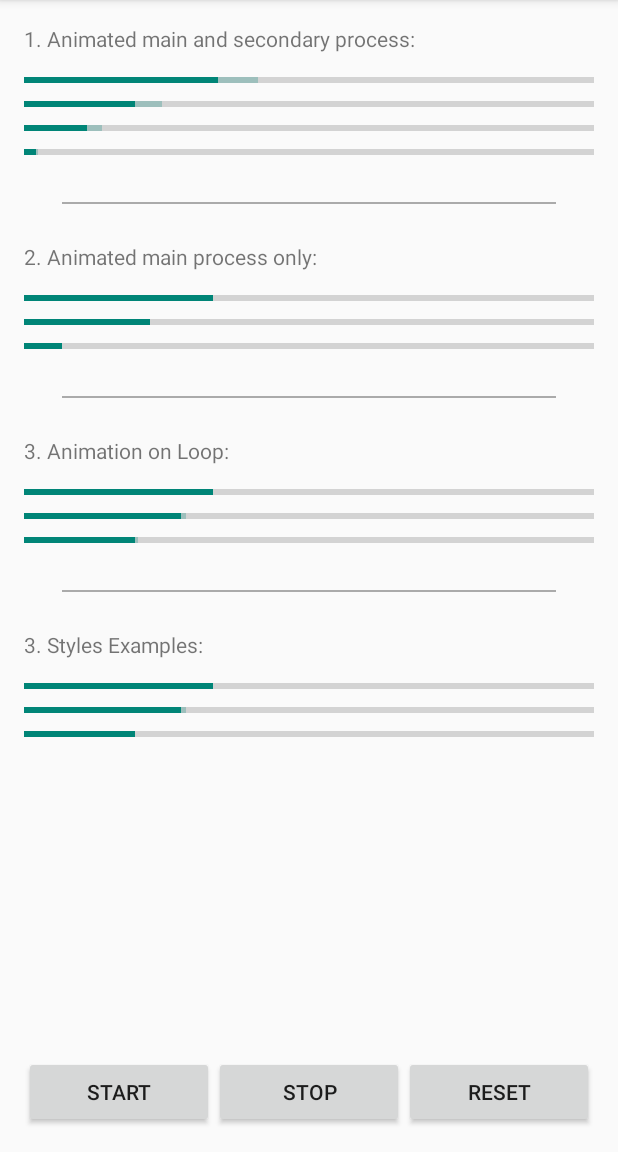
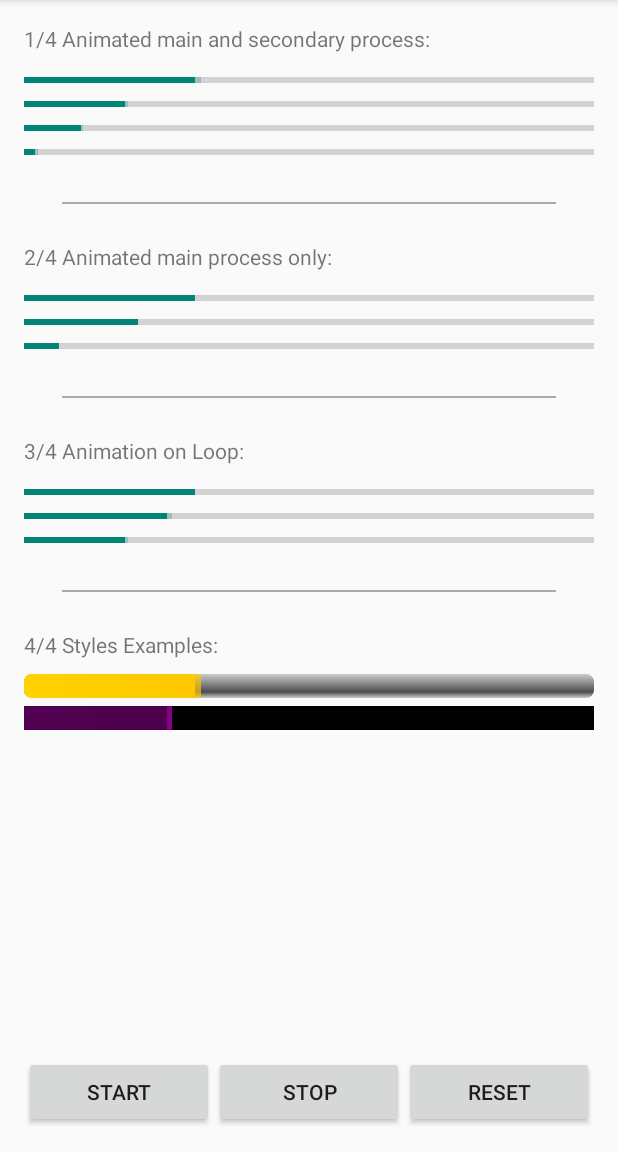
Before and after one commit to DroidCoder/AnimatedProgressBar, an Android app: the screen it shows after launch (SampleActivity), on a phone screen of 412 x 824 dp, the part 84-1236 px from its top. Run offline under Robolectric (Android 15) with nearby library versions, the phone set to English and light mode, and no system bars.

Commit message:
Add more samples

```diff
--- a/Sample App/src/main/java/com/droidcoder/androidlibs/animatedprogressbar/sampleapp/SampleActivity.java
+++ b/Sample App/src/main/java/com/droidcoder/androidlibs/animatedprogressbar/sampleapp/SampleActivity.java
@@ -35,10 +35,6 @@ public class SampleActivity extends ActionBarActivity {
 
         ViewGroup viewGroup = (ViewGroup)getWindow().getDecorView();
         walkOnViews(viewGroup);
-
-//        animatedProgressBarList.add((AnimatedProgressBar) findViewById(R.id.AnimatedProgressBar1));
-//        animatedProgressBarList.add((AnimatedProgressBar) findViewById(R.id.AnimatedProgressBar2));
-//        animatedProgressBarList.add((AnimatedProgressBar) findViewById(R.id.AnimatedProgressBar3));
 
         findViewById(R.id.bnt_start).setOnClickListener(new OnStartClick());
         findViewById(R.id.bnt_stop).setOnClickListener(new OnStoptClick());
--- /dev/null
+++ b/Sample App/src/main/res/drawable-hdpi/progressbar_1.xml
@@ -0,0 +1,46 @@
+<?xml version="1.0" encoding="utf-8"?>
+<layer-list xmlns:android="http://schemas.android.com/apk/res/android">
+    <item android:id="@android:id/background">
+        <shape>
+            <corners android:radius="5dp"/>
+            <gradient
+                android:startColor="#cccccc"
+                android:centerColor="#4c4c4c"
+                android:centerX="0.75"
+                android:endColor="#cccccc"
+                android:angle="270"
+                />
+        </shape>
+    </item>
+
+    <item android:id="@android:id/secondaryProgress">
+        <clip>
+            <shape>
+                <corners android:radius="5dp"/>
+                <gradient
+                    android:startColor="#aaffd300"
+                    android:centerColor="#aaffb600"
+                    android:centerX="0.75"
+                    android:endColor="#aaffcb00"
+                    android:angle="0"/>
+            </shape>
+        </clip>
+    </item>
+    <item
+        android:id="@android:id/progress"
+        >
+        <clip>
+            <shape>
+                <corners android:radius="5dp"/>
+                <gradient
+                    android:startColor="#ffffd300"
+                    android:centerColor="#ffffb600"
+                    android:centerX="0.75"
+                    android:endColor="#ffffcb00"
+                    android:angle="0"/>
+                />
+            </shape>
+        </clip>
+    </item>
+
+</layer-list>
--- /dev/null
+++ b/Sample App/src/main/res/drawable-hdpi/progressbar_2.xml
@@ -0,0 +1,37 @@
+<?xml version="1.0" encoding="utf-8"?>
+<layer-list xmlns:android="http://schemas.android.com/apk/res/android">
+    <item android:id="@android:id/background">
+        <shape>
+            <solid android:color="#000"/>
+        </shape>
+    </item>
+
+    <item android:id="@android:id/secondaryProgress">
+        <clip>
+            <shape>
+                <gradient
+                    android:startColor="#840284"
+                    android:centerColor="#840284"
+                    android:centerX="0.75"
+                    android:endColor="#730273"
+                    android:angle="0"/>
+            </shape>
+        </clip>
+    </item>
+    <item
+        android:id="@android:id/progress"
+        >
+        <clip>
+            <shape>
+                    <gradient
+                        android:startColor="#520152"
+                        android:centerColor="#420142"
+                        android:centerX="0.75"
+                        android:endColor="#310031"
+                        android:angle="0"/>
+                        />
+            </shape>
+        </clip>
+    </item>
+
+</layer-list>
--- a/Sample App/src/main/res/layout/activity_sample.xml
+++ b/Sample App/src/main/res/layout/activity_sample.xml
@@ -65,7 +65,7 @@
                 android:layout_width="match_parent"
                 android:layout_height="wrap_content"
                 android:max="100"
-                app:animate_secondary_process_step="10"
+                app:animate_secondary_process_step="1"
                 tools:progress="80"/>
 
             <com.droidcoder.androidlibs.animatedprogressbar.animatedprogressbar.AnimatedProgressBar
@@ -74,7 +74,7 @@
                 android:layout_width="match_parent"
                 android:layout_height="wrap_content"
                 android:max="170"
-                app:animate_secondary_process_step="10"
+                app:animate_secondary_process_step="1"
                 tools:progress="80"/>
 
             <com.droidcoder.androidlibs.animatedprogressbar.animatedprogressbar.AnimatedProgressBar
@@ -83,7 +83,7 @@
                 android:layout_width="match_parent"
                 android:layout_height="wrap_content"
                 android:max="300"
-                app:animate_secondary_process_step="10"
+                app:animate_secondary_process_step="2"
                 tools:progress="80"/>
 
             <com.droidcoder.androidlibs.animatedprogressbar.animatedprogressbar.AnimatedProgressBar
@@ -92,7 +92,7 @@
                 android:layout_width="match_parent"
                 android:layout_height="wrap_content"
                 android:max="1700"
-                app:animate_secondary_process_step="10"
+                app:animate_secondary_process_step="20"
                 tools:progress="80"/>
 
             <View
@@ -163,7 +163,7 @@
                 android:layout_width="match_parent"
                 android:layout_height="wrap_content"
                 android:max="120"
-                app:animate_secondary_process_step="3"
+                app:animate_secondary_process_step="15"
                 app:animation_loop="true"
                 tools:progress="80"/>
 
@@ -195,7 +195,8 @@
                 android:layout_width="match_parent"
                 android:layout_height="wrap_content"
                 android:max="100"
-                app:animate_secondary_process="false"
+                android:progressDrawable="@drawable/progressbar_1"
+                app:animation_loop="true"
                 tools:progress="80"/>
 
             <com.droidcoder.androidlibs.animatedprogressbar.animatedprogressbar.AnimatedProgressBar
@@ -203,17 +204,12 @@
                 style="@android:style/Widget.DeviceDefault.ProgressBar.Horizontal"
                 android:layout_width="match_parent"
                 android:layout_height="wrap_content"
+                android:progressDrawable="@drawable/progressbar_2"
+                android:layout_marginTop="5dp"
                 android:max="120"
+                app:animation_loop="true"
                 tools:progress="80"/>
 
-            <com.droidcoder.androidlibs.animatedprogressbar.animatedprogressbar.AnimatedProgressBar
-                xmlns:app="http://schemas.android.com/apk/res-auto"
-                style="@android:style/Widget.DeviceDefault.ProgressBar.Horizontal"
-                android:layout_width="match_parent"
-                android:layout_height="wrap_content"
-                android:max="170"
-                app:animate_secondary_process="false"
-                tools:progress="80"/>
 
         </LinearLayout>
 
--- a/Sample App/src/main/res/values/strings.xml
+++ b/Sample App/src/main/res/values/strings.xml
@@ -11,10 +11,10 @@
     <string name="stop">stop</string>
     <string name="reset">reset</string>
 
-    <string name="category_1">1. Animated main and secondary process:</string>
-    <string name="category_2">2. Animated main process only:</string>
-    <string name="category_3">3. Animation on Loop:</string>
-    <string name="category_4">3. Styles Examples:</string>
+    <string name="category_1">1/4 Animated main and secondary process:</string>
+    <string name="category_2">2/4 Animated main process only:</string>
+    <string name="category_3">3/4 Animation on Loop:</string>
+    <string name="category_4">4/4 Styles Examples:</string>
 
 
 </resources>
```
